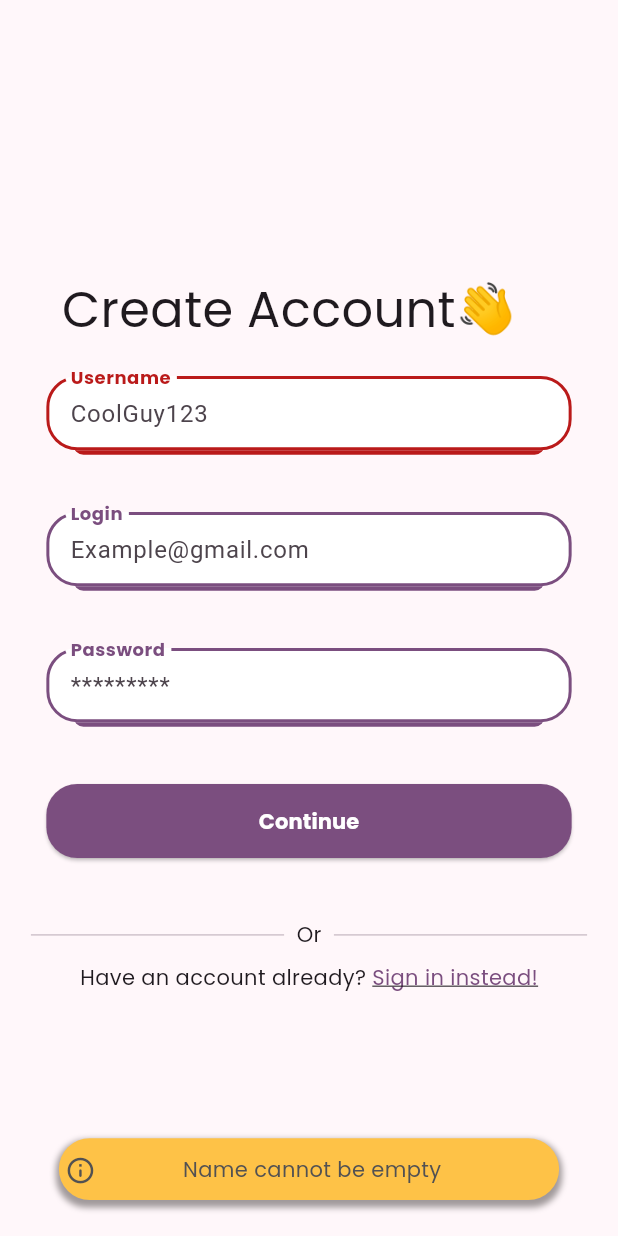
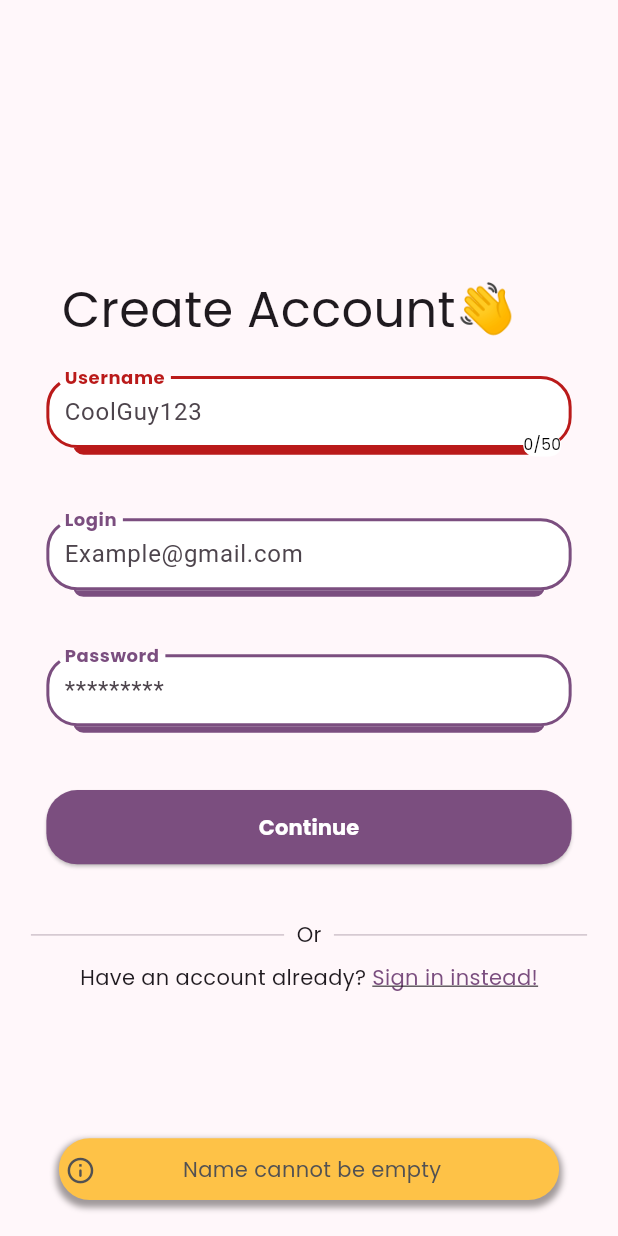
Before and after one commit to MrSheep05/todo-list, a Flutter app: the RegisterPage screen opened by its route, after a tap on "Continue", on a phone screen of 412 x 824 dp. Run offline on Flutter 3.47's test engine with Material 3 defaults, Android fonts, the phone set to English and light mode, and no system bars; drawn by our look-alikes of auto_size_text; our stand-ins replace cloud_firestore, equatable, firebase_auth, firebase_core, fpdart, freezed_annotation and 5 more; accounts and stored records are empty.

```diff
--- a/lib/controllers/home_controller.dart
+++ b/lib/controllers/home_controller.dart
@@ -1,12 +1,15 @@
 import 'package:signals/signals.dart';
 import 'package:todo_list/domain/account.dart';
+import 'package:todo_list/infrastructure/models/iprojects_repository.dart';
 import 'package:todo_list/infrastructure/models/istorage_repository.dart';
 
 class HomeController {
   final StorageRepository storageRepo;
+  final ProjectsRepository projectRepo;
+
   final accountSignal = signal<Account?>(null);
 
-  HomeController(this.storageRepo) {
+  HomeController(this.storageRepo, this.projectRepo) {
     var task = storageRepo.getAccountTask().map((account) => accountSignal.set(account));
     task.run();
   }
--- a/lib/controllers/login_controller.dart
+++ b/lib/controllers/login_controller.dart
@@ -3,6 +3,7 @@ import 'package:flutter/material.dart';
 import 'package:fpdart/fpdart.dart';
 import 'package:signals/signals.dart';
 import 'package:todo_list/controllers/usecases/sign_in_task.dart';
+import 'package:todo_list/controllers/usecases/validation_task.dart';
 import 'package:todo_list/core/dialog_api.dart';
 import 'package:todo_list/domain/models/account_model.dart';
 import 'package:todo_list/domain/objects/index.dart';
@@ -18,7 +19,6 @@ class LoginController {
   final passwordController = TextEditingController();
   final usernameController = TextEditingController();
   final auth = FirebaseAuth.instance;
-
   LoginController(this.accountRepo);
 
   Future<void> signIn() async {
@@ -47,16 +47,16 @@ class LoginController {
 
   TaskEither<String, void> _registerInTask(
       NameObject nameObject, EmailObject emailObject, PasswordObject passwordObject) {
-    return _validationTask(nameObject, usernameError).flatMap((username) => _validationTask(emailObject, loginError)
-        .flatMap((email) =>
-            _validationTask(passwordObject, passwordError).flatMap((password) => auth
-                    .registerInTask(email, password)
-                    .mapLeft((l) {
-                  DialogAPI().importantSnackbar(l);
-                  return l;
-                }).flatMap(
-                        (userCredentials) =>
-                            TaskEither.tryCatch(
+    return validationTask(nameObject, usernameError).flatMap((username) =>
+        validationTask(emailObject, loginError)
+            .flatMap(
+                (email) =>
+                    validationTask(passwordObject, passwordError).flatMap((password) => auth
+                            .registerInTask(email, password)
+                            .mapLeft((l) {
+                          DialogAPI().importantSnackbar(l);
+                          return l;
+                        }).flatMap((userCredentials) => TaskEither.tryCatch(
                                 () async => AccountModel.fromCredentials(userCredentials, username.value).toDomain(),
                                 (error, s) =>
                                     "").flatMap((account) => accountRepo.saveAccountTask(account).mapLeft((l) {
@@ -66,19 +66,11 @@ class LoginController {
   }
 
   TaskEither<String, void> _signInTask(EmailObject emailObject, PasswordObject passwordObject) {
-    return _validationTask(emailObject, loginError).flatMap((email) => _validationTask(passwordObject, passwordError)
+    return validationTask(emailObject, loginError).flatMap((email) => validationTask(passwordObject, passwordError)
             .flatMap((password) => auth.signInTask(email, password))
             .mapLeft((l) {
           DialogAPI().importantSnackbar(l);
           return l;
         }));
   }
-
-  TaskEither<String, T> _validationTask<T>(ValueObject<T, ValueFailure> object, Signal<bool> setError) {
-    return object.getValueTask.mapLeft((failure) {
-      DialogAPI().importantSnackbar(failure.message, severity: Severity.warning);
-      setError.set(true);
-      return failure.message;
-    });
-  }
 }
--- /dev/null
+++ b/lib/controllers/usecases/validation_task.dart
@@ -0,0 +1,12 @@
+import 'package:fpdart/fpdart.dart';
+import 'package:signals/signals_flutter.dart';
+import 'package:todo_list/core/dialog_api.dart';
+import 'package:todo_list/domain/objects/index.dart';
+
+TaskEither<String, T> validationTask<T>(ValueObject<T, ValueFailure> object, Signal<bool> setError) {
+  return object.getValueTask.mapLeft((failure) {
+    DialogAPI().importantSnackbar(failure.message, severity: Severity.warning);
+    setError.set(true);
+    return failure.message;
+  });
+}
--- a/lib/domain/models/project_model.dart
+++ b/lib/domain/models/project_model.dart
@@ -42,8 +42,8 @@ class ProjectModel with _$ProjectModel {
 
   Project toDomain() {
     try {
-      return Project(UniqueIdObject.fromNullable(id), NameObject.fromNullable(title), timestamp!,
-          DescriptionObject.fromNullable(description), status);
+      return Project(UniqueIdObject.fromNullable(id), NameObject.fromNullable(title),
+          DescriptionObject.fromNullable(description), status, timestamp!);
     } catch (e) {
       throw ConvertDomainModelException("ProjectModel.toDomain error", e);
     }
--- a/lib/infrastructure/models/iprojects_repository.dart
+++ b/lib/infrastructure/models/iprojects_repository.dart
@@ -1,8 +1,9 @@
 import 'package:fpdart/fpdart.dart';
+import 'package:todo_list/domain/failures/firebase_project.dart';
 import 'package:todo_list/domain/project.dart';
 
 abstract class ProjectsRepository {
   Stream<List<Project>> getProjects();
-  TaskEither<dynamic, Unit> saveProject(Project project);
-  TaskEither<dynamic, Unit> updateProjectStatus(Project project);
+  TaskEither<ProjectRepositoryFailure, Unit> saveProject(Project project);
+  TaskEither<ProjectRepositoryFailure, Unit> updateProjectStatus(Project project);
 }
--- a/lib/presentation/login/index.dart
+++ b/lib/presentation/login/index.dart
@@ -41,7 +41,7 @@ class LoginPage extends StatelessWidget {
                     errorSignal: loginController.loginError,
                   ),
                   SizedBox(
-                    height: context.vmin(0.1),
+                    height: context.vmin(0.09),
                   ),
                   TextInput(
                     label: "Password",
@@ -51,7 +51,7 @@ class LoginPage extends StatelessWidget {
                     errorSignal: loginController.passwordError,
                   ),
                   SizedBox(
-                    height: context.vmin(0.1),
+                    height: context.vmin(0.09),
                   ),
                   Button(
                     "Continue",
--- a/lib/presentation/register/index.dart
+++ b/lib/presentation/register/index.dart
@@ -1,6 +1,7 @@
 import 'package:flutter/material.dart';
 import 'package:get_it/get_it.dart';
 import 'package:google_fonts/google_fonts.dart';
+import 'package:signals/signals_flutter.dart';
 import 'package:todo_list/controllers/login_controller.dart';
 import 'package:todo_list/core/colors.dart';
 import 'package:todo_list/core/size.dart';
@@ -38,6 +39,7 @@ class RegisterPage extends StatelessWidget {
                     hint: "CoolGuy123",
                     controller: loginController.usernameController,
                     errorSignal: loginController.usernameError,
+                    maxLength: 50,
                   ),
                   SizedBox(
                     height: context.vmin(0.1),
@@ -49,7 +51,7 @@ class RegisterPage extends StatelessWidget {
                     errorSignal: loginController.loginError,
                   ),
                   SizedBox(
-                    height: context.vmin(0.1),
+                    height: context.vmin(0.09),
                   ),
                   TextInput(
                     label: "Password",
@@ -59,14 +61,14 @@ class RegisterPage extends StatelessWidget {
                     errorSignal: loginController.passwordError,
                   ),
                   SizedBox(
-                    height: context.vmin(0.1),
+                    height: context.vmin(0.09),
                   ),
                   Button(
                     "Continue",
                     onPressed: loginController.registerIn,
                   ),
                   SizedBox(
-                    height: context.vmin(0.1),
+                    height: context.vmin(0.09),
                   ),
                   const CustomDivider(
                     message: "Or",
--- a/lib/presentation/widgets/navigation_footer.dart
+++ b/lib/presentation/widgets/navigation_footer.dart
@@ -1,6 +1,7 @@
 import 'package:flutter/material.dart';
 import 'package:todo_list/core/colors.dart';
 import 'package:todo_list/core/size.dart';
+import 'package:todo_list/routes/paths.dart';
 
 class NavigationFooter extends StatelessWidget {
   const NavigationFooter({super.key});
@@ -17,7 +18,9 @@ class NavigationFooter extends StatelessWidget {
               backgroundColor: theme.colorScheme.primary,
               child: IconButton(
                 icon: const Icon(Icons.add, color: Colors.white),
-                onPressed: () {},
+                onPressed: () {
+                  navigate(Paths.ADD_TASK);
+                },
               ))),
     );
   }
--- a/lib/presentation/widgets/text_input.dart
+++ b/lib/presentation/widgets/text_input.dart
@@ -1,19 +1,33 @@
 import 'package:flutter/material.dart';
 import 'package:google_fonts/google_fonts.dart';
-import 'package:signals/signals.dart';
 import 'package:signals/signals_flutter.dart';
 import 'package:todo_list/core/colors.dart';
 import 'package:todo_list/core/size.dart';
 
 class TextInput extends StatelessWidget {
-  const TextInput(
-      {this.width = 0.85, super.key, this.label, this.hint, this.controller, this.isHidden = false, this.errorSignal});
+  TextInput(
+      {this.width = 0.85,
+      this.height = 0.12,
+      super.key,
+      this.label,
+      this.hint,
+      this.controller,
+      this.isHidden = false,
+      this.errorSignal,
+      this.maxLength,
+      this.maxLines = 1});
   final double width;
+  final double height;
+
   final String? label;
   final String? hint;
   final TextEditingController? controller;
   final bool isHidden;
   final Signal<bool>? errorSignal;
+  final int? maxLength;
+  final int? maxLines;
+
+  final currentLength = signal(0);
   @override
   Widget build(BuildContext context) {
     var error = errorSignal?.watch(context);
@@ -25,9 +39,13 @@ class TextInput extends StatelessWidget {
       gapPadding: 4.0,
       borderSide: BorderSide(width: 2.0, style: BorderStyle.solid, color: conditionColor),
     );
-    return Container(
+    return SizedBox(
         width: context.vmin(width),
-        height: context.vmin(0.12),
+        height: context.vmin(height + 0.01),
+        child: Stack(children: [
+          Container(
+              width: context.vmin(width),
+              height: context.vmin(height),
               decoration: BoxDecoration(
                   borderRadius: const BorderRadius.all(Radius.circular(10)),
                   shape: BoxShape.rectangle,
@@ -40,12 +58,14 @@ class TextInput extends StatelessWidget {
                     )
                   ]),
               child: TextField(
+                maxLines: maxLines,
                 controller: controller,
                 obscureText: isHidden,
                 autofocus: false,
                 textAlign: TextAlign.left,
-          textAlignVertical: TextAlignVertical.bottom,
+                textAlignVertical: TextAlignVertical.center,
                 decoration: InputDecoration(
+                  contentPadding: const EdgeInsets.only(left: 8.0, bottom: 8.0),
                   enabledBorder: border,
                   border: border,
                   focusedBorder: OutlineInputBorder(
@@ -67,8 +87,26 @@ class TextInput extends StatelessWidget {
                   filled: true,
                   fillColor: Colors.white,
                 ),
-          onChanged: (_) => errorSignal?.set(false),
+                onChanged: (text) {
+                  errorSignal?.set(false);
+                  currentLength.set(text.length);
+                },
                 onTapOutside: (_) => FocusScope.of(context).requestFocus(FocusNode()),
-        ));
+              )),
+          if (maxLength != null)
+            Align(
+                alignment: Alignment.bottomRight,
+                child: Padding(
+                    padding: EdgeInsets.only(right: context.vmin(width * 0.02), top: context.vmin(0.05)),
+                    child: Container(
+                        decoration: const BoxDecoration(
+                            color: Colors.white, borderRadius: BorderRadius.all(Radius.circular(10))),
+                        child: Text(
+                          "$currentLength/$maxLength",
+                          style: GoogleFonts.poppins(
+                              fontSize: context.vmin(0.025),
+                              color: currentLength.watch(context) > maxLength! ? Colors.red : Colors.black),
+                        ))))
+        ]));
   }
 }
--- a/lib/routes/paths.dart
+++ b/lib/routes/paths.dart
@@ -7,6 +7,7 @@ class Paths {
   static const String LOGIN = '/login';
   static const String SPLASH = '/';
   static const String REGISTER = '/register';
+  static const String ADD_TASK = '/add_task';
 }
 
 void navigate(String path) {
```
Also changed, not shown: lib/bindings/dependency_injection.dart (+6 -1 lines), lib/controllers/task_controller.dart (added, +44 -0 lines), lib/domain/failures/firebase_project.dart (added, +16 -0 lines), lib/domain/project.dart (+5 -5 lines), lib/infrastructure/core/converters.dart (+6 -10 lines), lib/infrastructure/repository/projects_repository.dart (+14 -6 lines), lib/presentation/add_task/index.dart (added, +79 -0 lines), lib/routes/router.dart (+8 -0 lines), lib/domain/failures/firebase_project.freezed.dart (added), lib/domain/models/project_model.g.dart, lib/routes/router.g.dart. Lines whose indentation alone changed are shown as unchanged.
